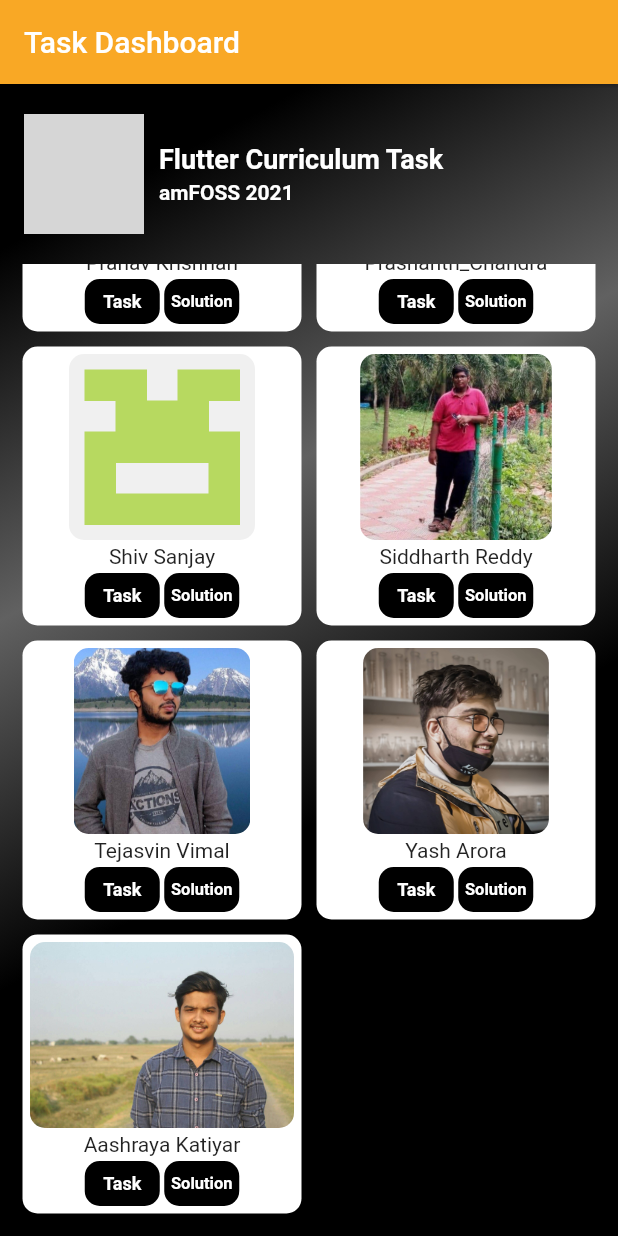
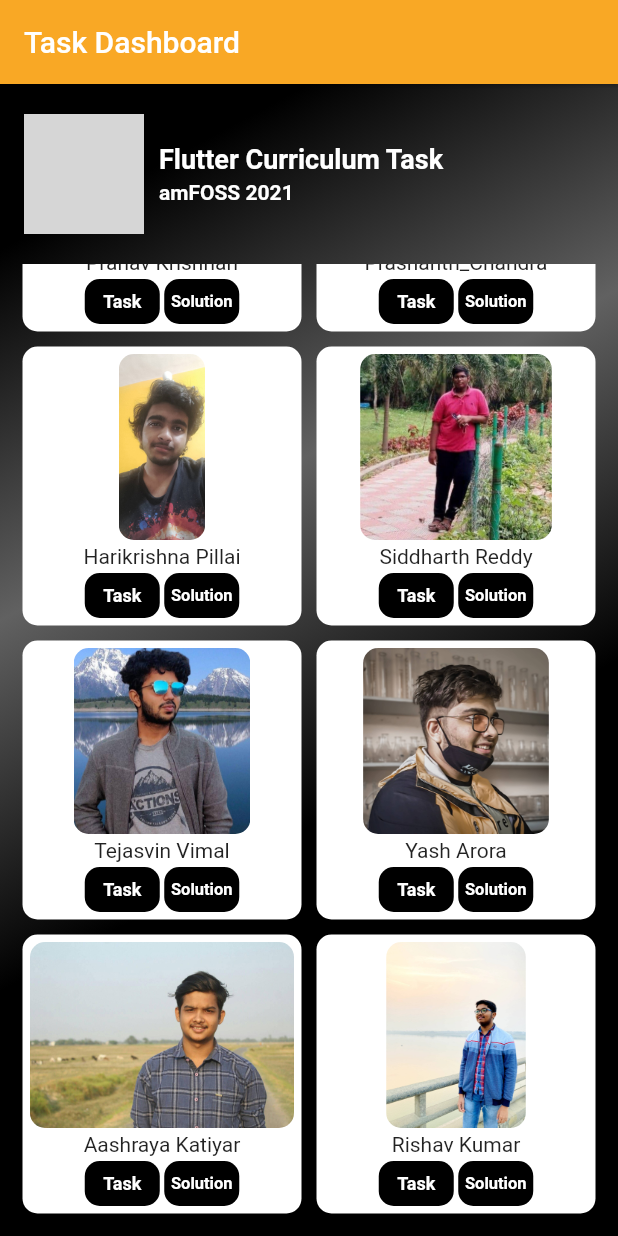
Before and after one commit to Akshatji800/Tackle_The_Box, a Flutter app: the screen it shows after launch, scrolled down 1518 dp, on a phone screen of 412 x 824 dp. Run offline on Flutter 3.47's test engine with Material 2 defaults, Android fonts, the phone set to English and light mode, and no system bars; network calls fail; grey boxes are pictures that could not be loaded.

Commit message:
Adds tasks info and update README.md

```diff
--- a/lib/task_boxes.dart
+++ b/lib/task_boxes.dart
@@ -1,5 +1,9 @@
 import 'package:flutter/material.dart';
 import 'package:tackle_the_box/task_pages/allTasks.dart';
+import 'package:tackle_the_box/task_pages/task22.dart';
+import 'package:tackle_the_box/task_pages/task23.dart';
+import 'package:tackle_the_box/task_pages/task24.dart';
+import 'package:tackle_the_box/task_pages/task25.dart';
 import 'package:tackle_the_box/task_thumbnail.dart';
 
 class TaskDashboard extends StatefulWidget {
@@ -10,6 +14,7 @@ class TaskDashboard extends StatefulWidget {
 }
 
 class TaskDashboardState extends State<TaskDashboard> {
+
   @override
   Widget build(BuildContext context) {
     return Scaffold(
@@ -86,6 +91,7 @@ class TaskDashboardState extends State<TaskDashboard> {
 
 class OptionsCreater extends StatefulWidget {
 
+
   const OptionsCreater({Key? key}) : super(key: key);
 
   @override
@@ -93,156 +99,210 @@ class OptionsCreater extends StatefulWidget {
 }
 
 class _OptionsCreaterState extends State<OptionsCreater> {
+  static const String spotifyTask = 'Use spotify API to fetch data about the playlists you love and display the details of those playlists in a table format. Also, make a graph comparing the number of likes, total number of songs.';
   Items item1 = Items(
     title: "Adithya Rajendran",
+    taskTitle: "Spotify Music Comparison",
     img: "assets/members/Adithya_Rajendran.jpg",
-    taskdescription: "Tasks description",
+    taskdescription: spotifyTask,
     widName: const TaskOne(),
   );
 
   Items item2 = Items(
     title: "Akshaj S R",
+    taskTitle: "Spotify Music Comparison",
     img: "assets/members/Akshaj _SR.jpeg",
-    taskdescription: "Tasks description",
+    taskdescription: spotifyTask,
     widName: const TaskTwo(),
   );
 
   Items item3 = Items(
-    title: "Amruth Ganesh JM",
-    img: "assets/members/David_Veliath.png",
-    taskdescription: "Tasks description",
+    title: "Gaurav Sharma",
+    taskTitle: "Spotify Music Comparison",
+    img: "assets/members/Gaurav_Sharma.jpg",
+    taskdescription: spotifyTask,
     widName: const TaskThree(),
   );
 
   Items item4 = Items(
     title: "Anshuman Swain",
+    taskTitle: "Spotify Music Comparison",
     img: "assets/members/Anshuman_Swain.jpg",
-    taskdescription: "Tasks description",
+    taskdescription: spotifyTask,
     widName: const TaskFour(),
   );
 
   Items item5 = Items(
     title: "Chaithanya Kalyan",
+    taskTitle: "Spotify Music Comparison",
     img: "assets/members/Chaithanya_Kalyan.jpg",
-    taskdescription: "Tasks description",
+    taskdescription: spotifyTask,
     widName: const TaskFive(),
   );
 
   Items item6 = Items(
     title: "David Veliath",
+    taskTitle: "Spotify Music Comparison",
     img: "assets/members/David_Veliath.png",
-    taskdescription: "Tasks description",
+    taskdescription: spotifyTask,
     widName: const TaskSix(),
   );
 
   Items item7 = Items(
     title: "Gautham Krishnan",
+    taskTitle: "Spotify Music Comparison",
     img: "assets/members/Gautham_Krishnan.png",
-    taskdescription: "Tasks description",
+    taskdescription: spotifyTask,
     widName: const TaskSeven(),
   );
 
   Items item8 = Items(
     title: "Himanshu Lath",
+    taskTitle: "Spotify Music Comparison",
     img: "assets/members/Himanshu_Lath.jpeg",
-    taskdescription: "Tasks description",
+    taskdescription: spotifyTask,
     widName: const TaskEight(),
   );
 
   Items item9 = Items(
     title: "Justin Jiji",
+    taskTitle: "Spotify Music Comparison",
     img: "assets/members/Justin_Jiji.png",
-    taskdescription: "Tasks description",
+    taskdescription: spotifyTask,
     widName: const TaskNine(),
   );
 
   Items item10 = Items(
     title: "Manikandan M",
+    taskTitle: "Spotify Music Comparison",
     img: "assets/members/Manikandan_M.png",
-    taskdescription: "Tasks description",
+    taskdescription: spotifyTask,
     widName: const TaskTen(),
   );
 
   Items item11 = Items(
     title: "Manoj Sadanala",
+    taskTitle: "Spotify Music Comparison",
     img: "assets/members/Manoj_Parasuram_Sadanala.jpg",
-    taskdescription: "Tasks description",
+    taskdescription: spotifyTask,
     widName: const TaskEleven(),
   );
 
   Items item12 = Items(
     title: "Mohith Nair",
+    taskTitle: "Spotify Music Comparison",
     img: "assets/members/Mohith_Nair.jpg",
-    taskdescription: "Tasks description",
+    taskdescription: spotifyTask,
     widName: const TaskTwelve(),
   );
 
   Items item13 = Items(
     title: "N Rizwan",
+    taskTitle: "",
     img: "assets/members/N_Rizwan.jpg",
-    taskdescription: "Tasks description",
+    taskdescription: spotifyTask,
     widName: const TaskThirteen(),
   );
 
   Items item14 = Items(
     title: "Pooja Dileep",
+    taskTitle: "Spotify Music Comparison",
     img: "assets/members/Pooja_Dileep.jpeg",
-    taskdescription: "Tasks description",
+    taskdescription: spotifyTask,
     widName: const TaskFourteen(),
   );
 
   Items item15 = Items(
     title: "Pranav Krishnan",
+    taskTitle: "Spotify Music Comparison",
     img: "assets/members/Pranav_Krishnan.jpg",
-    taskdescription: "Tasks description",
+    taskdescription: spotifyTask,
     widName: const TaskFifteen(),
   );
 
   Items item16 = Items(
     title: "Prashanth_Chandra",
+    taskTitle: "Spotify Music Comparison",
     img: "assets/members/Prashanth_Chandra.png",
-    taskdescription: "Tasks description",
+    taskdescription: spotifyTask,
     widName: const TaskSixteen(),
   );
 
   Items item17 = Items(
-    title: "Shiv Sanjay",
-    img: "assets/members/Shiv_Sanjay.png",
-    taskdescription: "Tasks description",
+    title: "Harikrishna Pillai",
+    taskTitle: "Spotify Music Comparison",
+    img: "assets/members/Harikrishna_Pillai.jpg",
+    taskdescription: spotifyTask,
     widName: const TaskSeventeen(),
   );
 
   Items item18 = Items(
     title: "Siddharth Reddy",
+    taskTitle: "Spotify Music Comparison",
     img: "assets/members/Siddharth_Reddy.jpg",
-    taskdescription: "Tasks description",
+    taskdescription: spotifyTask,
     widName: const TaskEighteen(),
   );
 
   Items item19 = Items(
     title: "Tejasvin Vimal",
+    taskTitle: "Spotify Music Comparison",
     img: "assets/members/Tejasvin_Vimal.jpg",
-    taskdescription: "Tasks description",
+    taskdescription: spotifyTask,
     widName: const TaskNineteen(),
   );
 
   Items item20 = Items(
     title: "Yash Arora",
+    taskTitle: "Spotify Music Comparison",
     img: "assets/members/Yash_Arora.jpg",
-    taskdescription: "Tasks description",
+    taskdescription: spotifyTask,
     widName: const TaskTwenty(),
   );
 
   Items item21 = Items(
     title: "Aashraya Katiyar",
+    taskTitle: "Spotify Music Comparison",
     img: "assets/members/Aashraya_Katiyar.jpg",
-    taskdescription: "Tasks description",
+    taskdescription: spotifyTask,
     widName: const TaskTwentyOne(),
+  );
+
+  Items item22 = Items(
+    title: "Rishav Kumar",
+    taskTitle: "Spotify Music Comparison",
+    img: "assets/members/Rishav_Kumar.jpg",
+    taskdescription: spotifyTask,
+    widName: const TaskTwentyTwo(),
+  );
+
+  Items item23 = Items(
+    title: "Sidharth S Kumar",
+    taskTitle: "Spotify Music Comparison",
+    img: "assets/members/Sidharthssk.jpeg",
+    taskdescription: spotifyTask,
+    widName: const TaskTwentyThree(),
+  );
+
+  Items item24 = Items(
+    title: "Vyshnav Unnikrishnan",
+    taskTitle: "Spotify Music Comparison",
+    img: "assets/members/Vyshnav.jpeg",
+    taskdescription: spotifyTask,
+    widName: const TaskTwentyFour(),
+  );
+
+  Items item25 = Items(
+    title: "Amruth",
+    taskTitle: "Spotify Music Comparison",
+    img: "assets/members/missing_member.png",
+    taskdescription: spotifyTask,
+    widName: const TaskTwentyFive(),
   );
 
   @override
   Widget build(BuildContext context) {
-    List<Items> myList = [item1, item2, item3, item4, item5, item6, item7, item8, item9, item10, item11, item12, item13, item14, item15, item16, item17, item18, item19, item20, item21,];
+    List<Items> myList = [item1, item2, item3, item4, item5, item6, item7, item8, item9, item10, item11, item12, item13, item14, item15, item16, item17, item18, item19, item20, item21, item22, item23, item24, item25];
     List<Widget> classname = [TaskOne(),];
     return Flexible(
         child:Padding(
@@ -263,12 +323,14 @@ class _OptionsCreaterState extends State<OptionsCreater> {
 
 class Items {
   String title;
+  String taskTitle;
   String img;
   String taskdescription;
   Widget widName;
   Items(
       {
       required this.title,
+        required this.taskTitle,
       required this.img,
       required this.taskdescription,
       required this.widName,
--- a/pubspec.yaml
+++ b/pubspec.yaml
@@ -34,6 +34,7 @@ dependencies:
   # The following adds the Cupertino Icons font to your application.
   # Use with the CupertinoIcons class for iOS style icons.
   cupertino_icons: ^1.0.2
+  url_launcher: ^6.0.20
 
 dev_dependencies:
   flutter_test:
```
Also changed, not shown: lib/task_pages/task22.dart (added, +34 -0 lines), lib/task_pages/task23.dart (added, +34 -0 lines), lib/task_pages/task24.dart (added, +34 -0 lines), lib/task_pages/task25.dart (added, +34 -0 lines), lib/task_pages/task_description.dart (+10 -1 lines), assets/members/Gaurav_Sharma.jpg (added), assets/members/Harikrishna_Pillai.jpg (added), assets/members/Rishav_Kumar.jpg (added), assets/members/Sidharthssk.jpeg (added), assets/members/Vyshnav.jpeg (added), assets/members/missing_member.png (added), pubspec.lock, 3 other files.
